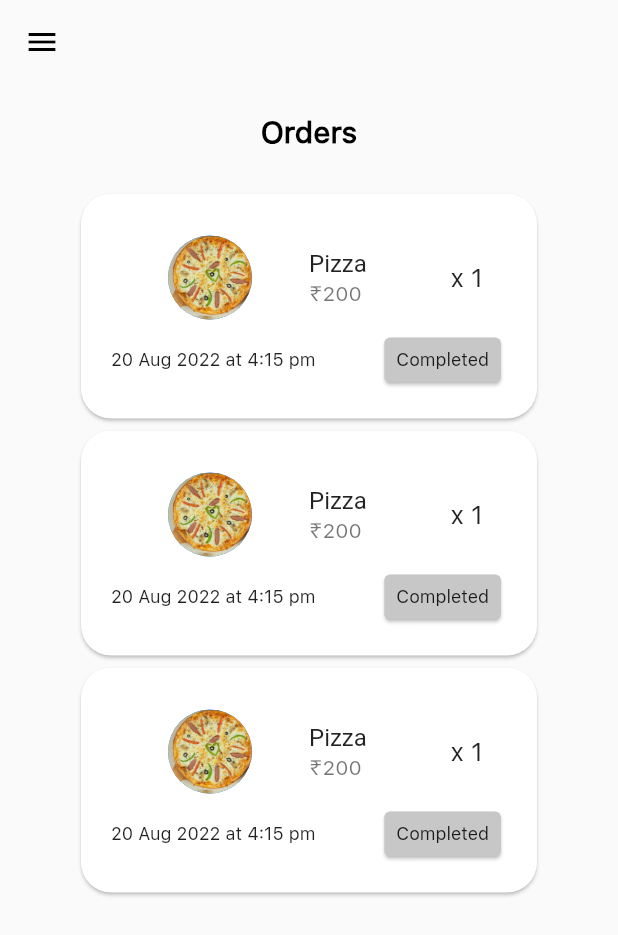
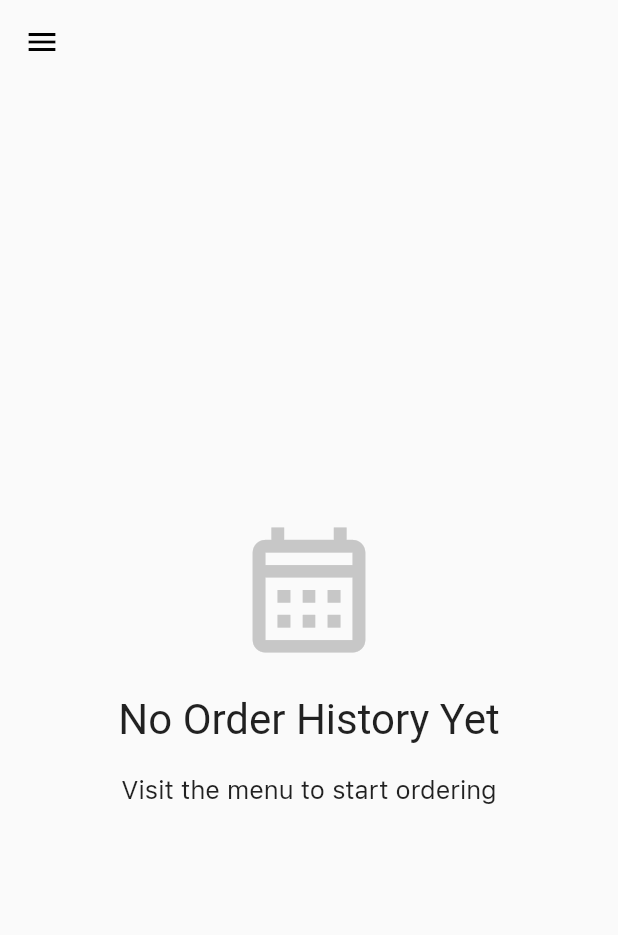
Before and after one commit to malhaar2002/flavour-leaf, a Flutter app: the Navdrawer screen opened directly, after a tap on "Orders", on a phone screen of 412 x 824 dp. Shown: the top 935 px of the screen. Run offline on Flutter 3.47's test engine with Material 2 defaults, Android fonts, the phone set to English and light mode, and no system bars; drawn by our look-alikes of flutter_zoom_drawer; our stand-ins replace animated_splash_screen, cloud_firestore, firebase_core, flutter_slidable, get; accounts and stored records are empty; Roboto replaces fonts that are missing (SF-Pro-Rounded).

Commit message:
Added model for orders

```diff
--- /dev/null
+++ b/lib/models/order_model.dart
@@ -0,0 +1,44 @@
+class OrderModel {
+  int id;
+  String name;
+  int noItems;
+  double price;
+  String status;
+  String date;
+
+  OrderModel({
+    required this.id,
+    required this.name,
+    required this.noItems,
+    required this.price,
+    required this.status,
+    required this.date,
+  });
+
+  static List<OrderModel> ordersList = [
+    // OrderModel(
+    //   id: 5,
+    //   name: 'Cold Coffee',
+    //   noItems: 3,
+    //   price: 120,
+    //   status: 'In Progress',
+    //   date: '21 Aug 2022 at 8:03 pm',
+    // ),
+    // OrderModel(
+    //   id: 1,
+    //   name: 'Pizza',
+    //   noItems: 1,
+    //   price: 200,
+    //   status: 'Completed',
+    //   date: '18 Aug 2022 at 6:15 pm',
+    // ),
+    // OrderModel(
+    //   id: 3,
+    //   name: 'Burger',
+    //   noItems: 1,
+    //   price: 200,
+    //   status: 'Completed',
+    //   date: '15 Aug 2022 at 4:15 pm',
+    // ),
+  ];
+}
--- a/lib/screens/cart.dart
+++ b/lib/screens/cart.dart
@@ -25,10 +25,10 @@ class Cart extends StatelessWidget {
       body: Obx(
         () => Padding(
           padding: const EdgeInsets.symmetric(horizontal: 50, vertical: 20),
-          child: SingleChildScrollView(
+          child: controller.products.length != 0
+              ? SingleChildScrollView(
                   child: Center(
-              child: controller.products.length != 0
-                  ? Column(
+                      child: Column(
                     mainAxisAlignment: MainAxisAlignment.spaceBetween,
                     children: [
                       Column(
@@ -67,8 +67,7 @@ class Cart extends StatelessWidget {
                             physics: const ScrollPhysics(),
                             itemBuilder: (context, index) => CartCard(
                               controller: controller,
-                                product:
-                                    controller.products.keys.toList()[index],
+                              product: controller.products.keys.toList()[index],
                               quantity:
                                   controller.products.values.toList()[index],
                             ),
@@ -108,9 +107,9 @@ class Cart extends StatelessWidget {
                       ),
                       const SizedBox(width: double.infinity),
                     ],
+                  )),
                 )
-                  : SizedBox(
-                      height: MediaQuery.of(context).size.height - 150,
+              : Center(
                   child: Column(
                     mainAxisAlignment: MainAxisAlignment.center,
                     crossAxisAlignment: CrossAxisAlignment.center,
@@ -141,8 +140,6 @@ class Cart extends StatelessWidget {
                 ),
         ),
       ),
-        ),
-      ),
     );
   }
 }
--- a/lib/screens/navdrawer.dart
+++ b/lib/screens/navdrawer.dart
@@ -23,15 +23,15 @@ class Navdrawer extends StatelessWidget {
               mainAxisAlignment: MainAxisAlignment.center,
               children: [
                 const NavdrawerItem(
-                  title: 'Profile',
-                  icon: Icons.person,
-                  menuScreen: Profile(),
-                ),
-                const SizedBox(height: 15),
-                const NavdrawerItem(
                   icon: Icons.local_pizza_outlined,
                   title: 'Menu',
                   menuScreen: Menu(),
+                ),
+                const SizedBox(height: 15),
+                NavdrawerItem(
+                  icon: Icons.shopping_cart_outlined,
+                  title: 'Cart',
+                  menuScreen: Cart(),
                 ),
                 const SizedBox(height: 15),
                 const NavdrawerItem(
@@ -40,10 +40,10 @@ class Navdrawer extends StatelessWidget {
                   menuScreen: Orders(),
                 ),
                 const SizedBox(height: 15),
-                NavdrawerItem(
-                  icon: Icons.shopping_cart_outlined,
-                  title: 'Cart',
-                  menuScreen: Cart(),
+                const NavdrawerItem(
+                  title: 'Profile',
+                  icon: Icons.person,
+                  menuScreen: Profile(),
                 ),
               ],
             ),
--- a/lib/screens/orders.dart
+++ b/lib/screens/orders.dart
@@ -1,4 +1,5 @@
 import 'package:flutter/material.dart';
+import 'package:ticci/models/order_model.dart';
 import 'package:ticci/widgets/orders_card.dart';
 
 class Orders extends StatelessWidget {
@@ -19,11 +20,12 @@ class Orders extends StatelessWidget {
       ),
       body: Padding(
         padding: const EdgeInsets.symmetric(horizontal: 50, vertical: 20),
-        child: SingleChildScrollView(
+        child: OrderModel.ordersList.isNotEmpty
+            ? SingleChildScrollView(
                 child: Center(
                   child: Column(
-              children: const [
-                Text(
+                    children: [
+                      const Text(
                         'Orders',
                         style: TextStyle(
                           fontFamily: 'SFProText',
@@ -32,12 +34,45 @@ class Orders extends StatelessWidget {
                           color: Colors.black,
                         ),
                       ),
-                SizedBox(height: 25),
-                OrdersCard(),
-                OrdersCard(),
-                OrdersCard(),
+                      const SizedBox(height: 25),
+                      ListView.builder(
+                        shrinkWrap: true,
+                        itemCount: OrderModel.ordersList.length,
+                        physics: const ScrollPhysics(),
+                        itemBuilder: (context, index) =>
+                            OrdersCard(order: OrderModel.ordersList[index]),
+                      )
                     ],
                   ),
+                ),
+              )
+            : Center(
+                child: Column(
+                  mainAxisAlignment: MainAxisAlignment.center,
+                  crossAxisAlignment: CrossAxisAlignment.center,
+                  children: const [
+                    Icon(
+                      Icons.calendar_month_outlined,
+                      size: 100,
+                      color: Color(0xFFC7C7C7),
+                    ),
+                    SizedBox(height: 20),
+                    Text(
+                      'No Order History Yet',
+                      style: TextStyle(
+                        fontFamily: 'SF-Pro-Rounded',
+                        fontSize: 28,
+                      ),
+                    ),
+                    SizedBox(height: 20),
+                    Text(
+                      'Visit the menu to start ordering',
+                      style: TextStyle(
+                        fontFamily: 'SFProText',
+                        fontSize: 17,
+                      ),
+                    ),
+                  ],
                 ),
               ),
       ),
--- a/lib/widgets/orders_card.dart
+++ b/lib/widgets/orders_card.dart
@@ -1,7 +1,9 @@
 import 'package:flutter/material.dart';
+import 'package:ticci/models/order_model.dart';
 
 class OrdersCard extends StatelessWidget {
-  const OrdersCard({super.key});
+  const OrdersCard({super.key, required this.order});
+  final OrderModel order;
 
   @override
   Widget build(BuildContext context) {
@@ -13,50 +15,52 @@ class OrdersCard extends StatelessWidget {
         padding: const EdgeInsets.all(20),
         child: Column(
           children: [
-            const ListTile(
+            ListTile(
               leading: CircleAvatar(
-                backgroundImage: AssetImage('assets/images/food/1.jpeg'),
-                radius: 50,
+                backgroundImage: AssetImage('assets/images/food/${order.id}.jpeg'),
+                radius: 40,
               ),
               title: Text(
-                'Pizza',
-                style: TextStyle(
+                order.name,
+                style: const TextStyle(
                   fontFamily: 'SF-Pro-Rounded',
                 ),
               ),
               subtitle: Text(
-                "₹200",
-                style: TextStyle(
+                "₹${order.price}",
+                style: const TextStyle(
                   fontFamily: 'SFProText',
                 ),
               ),
               trailing: Text(
-                'x 1',
-                style: TextStyle(
+                'x ${order.noItems}',
+                style: const TextStyle(
                   fontFamily: 'SFProText',
                   fontSize: 17,
                 ),
               ),
             ),
+            const SizedBox(height: 10),
             Row(
               mainAxisAlignment: MainAxisAlignment.spaceBetween,
-              children: const [
+              children: [
                 Text(
-                  '20 Aug 2022 at 4:15 pm',
-                  style: TextStyle(
+                  order.date,
+                  style: const TextStyle(
                     fontFamily: 'SFProText',
                     fontSize: 12,
                   ),
                 ),
                 Card(
-                  color: Color(0xFFC7C7C7),
+                  color: order.status == "In Progress" ? const Color(0xFFFA4A0C): const Color(0xFFC7C7C7),
                   child: Padding(
-                    padding: EdgeInsets.all(8.0),
+                    padding: const EdgeInsets.all(8.0),
                     child: Text(
-                      'Completed',
+                      order.status,
                       style: TextStyle(
                         fontFamily: 'SFProText',
                         fontSize: 12,
+                        color: order.status == "In Progress" ? const Color(0xFFFFFFFF): const Color(0xFF000000),
                       ),
                     ),
                   ),
```
Also changed, not shown: assets/images/cart_empty.png (deleted), assets/images/orders_empty.png (deleted). Lines whose indentation alone changed are shown as unchanged.
